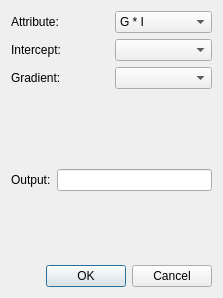
Before: the Qt Designer form ProzessUI/secondaryavoattributesdialog.ui in fsoos74/su, drawn with Qt 5.
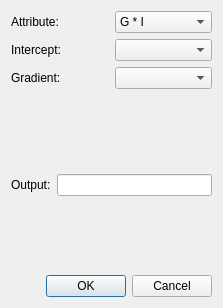
After: the same form once the commit is applied.

Diff of the .ui file:
```diff
--- a/ProzessUI/secondaryavoattributesdialog.ui
+++ b/ProzessUI/secondaryavoattributesdialog.ui
@@ -7,7 +7,7 @@
     <x>0</x>
     <y>0</y>
     <width>223</width>
-    <height>298</height>
+    <height>308</height>
    </rect>
   </property>
   <property name="windowTitle">
```
Left out of the diff: 7 changed lines with no effect on the pictures.
